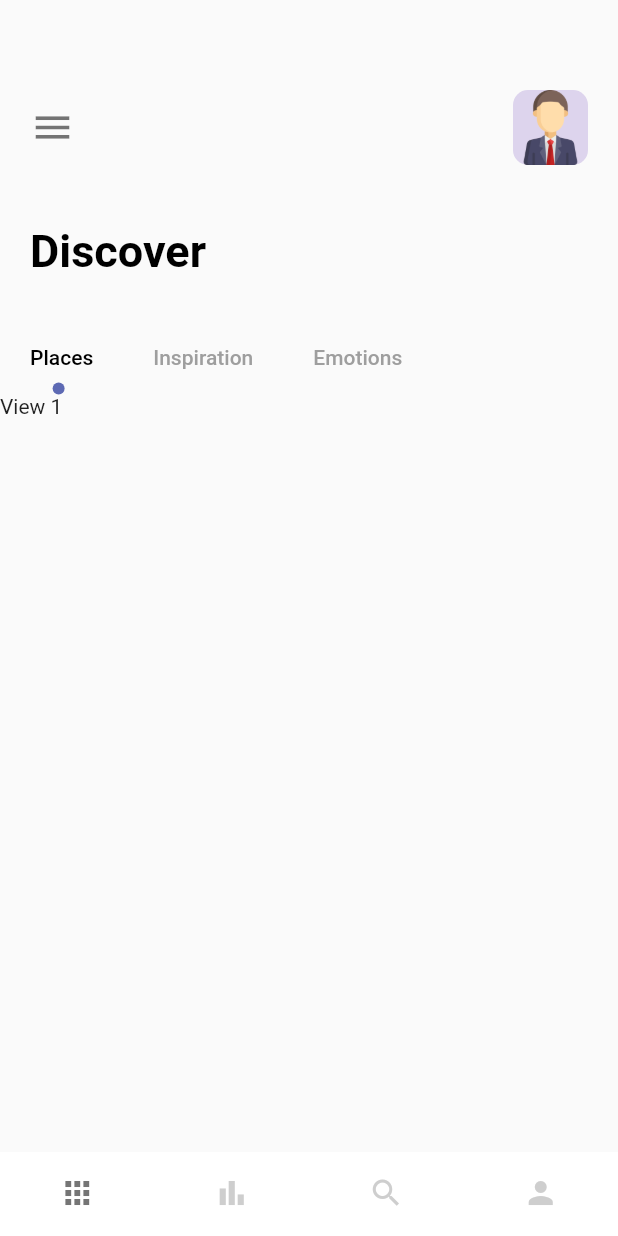
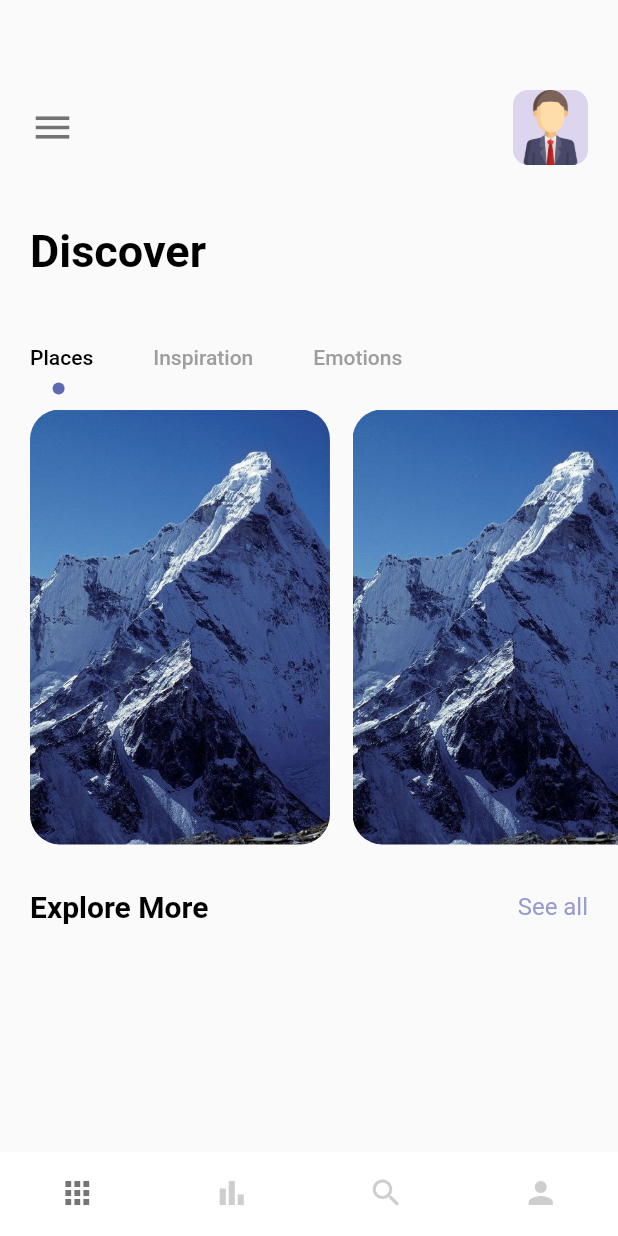
Before and after one commit to cjchika/travel_app, a Flutter app: the screen it shows after launch, on a phone screen of 412 x 824 dp. Run offline on Flutter 3.47's test engine with Material 2 defaults, Android fonts, the phone set to English and light mode, and no system bars.

Commit message:
Home Screen

```diff
--- a/lib/screens/navscreens/home_screen.dart
+++ b/lib/screens/navscreens/home_screen.dart
@@ -1,6 +1,7 @@
 import 'package:flutter/material.dart';
 import 'package:travel_app/misc/colors.dart';
 import 'package:travel_app/widgets/app_large_text.dart';
+import 'package:travel_app/widgets/app_text.dart';
 
 class HomeScreen extends StatefulWidget {
   const HomeScreen({super.key});
@@ -57,7 +58,8 @@ class _HomeScreenState extends State<HomeScreen> with TickerProviderStateMixin {
                 unselectedLabelColor: Colors.grey,
                 isScrollable: true,
                 indicatorSize: TabBarIndicatorSize.label,
-                indicator: CircleTabIndicator(color: AppColors.mainColor, radius: 4),
+                indicator:
+                    CircleTabIndicator(color: AppColors.mainColor, radius: 4),
                 tabs: [
                   Tab(text: "Places"),
                   Tab(text: "Inspiration"),
@@ -67,24 +69,51 @@ class _HomeScreenState extends State<HomeScreen> with TickerProviderStateMixin {
             ),
           ),
           Container(
+            padding: const EdgeInsets.only(left: 20),
             height: 300,
             width: double.maxFinite,
             child: TabBarView(
               controller: _tabController,
               children: [
-                Text("View 1"),
+                ListView.builder(
+                    itemCount: 3,
+                    scrollDirection: Axis.horizontal,
+                    itemBuilder: (BuildContext context, int index) {
+                      return Container(
+                        margin: const EdgeInsets.only(right: 15, top: 10),
+                        width: 200,
+                        height: 300,
+                        decoration: BoxDecoration(
+                          borderRadius: BorderRadius.circular(20),
+                          color: Colors.white,
+                          image: const DecorationImage(
+                              image: AssetImage("img/mountain.jpeg"),
+                              fit: BoxFit.cover),
+                        ),
+                      );
+                    }),
                 Text("View 2"),
                 Text("View 3"),
               ],
             ),
           ),
+          const SizedBox(height: 30),
+          Container(
+              margin: const EdgeInsets.only(left: 20, right: 20),
+              child: Row(
+                mainAxisAlignment: MainAxisAlignment.spaceBetween,
+                children: [
+                  AppLargeText(text: "Explore More", size: 20),
+                  AppText(text: "See all", color: AppColors.textColor1)
+                ],
+              ))
         ],
       ),
     );
   }
 }
 
-class CircleTabIndicator extends Decoration{
+class CircleTabIndicator extends Decoration {
   const CircleTabIndicator({required this.color, required this.radius});
 
   final Color color;
@@ -96,7 +125,7 @@ class CircleTabIndicator extends Decoration{
   }
 }
 
-class _CirclePainter extends BoxPainter{
+class _CirclePainter extends BoxPainter {
   const _CirclePainter({required this.color, required this.radius});
 
   final Color color;
@@ -107,9 +136,10 @@ class _CirclePainter extends BoxPainter{
     Paint _paint = Paint();
     _paint.color = color;
     _paint.isAntiAlias = true;
-    final Offset circleOffset = Offset(configuration.size!.width/2 -radius/2, configuration.size!.height-radius);
+    final Offset circleOffset = Offset(
+        configuration.size!.width / 2 - radius / 2,
+        configuration.size!.height - radius);
 
-    canvas.drawCircle(offset+circleOffset, radius, _paint);
+    canvas.drawCircle(offset + circleOffset, radius, _paint);
   }
-
 }
--- a/pubspec.yaml
+++ b/pubspec.yaml
@@ -65,6 +65,7 @@ flutter:
      - img/welcome-three.png
      - img/button-one.png
      - img/user.png
+     - img/mountain.jpeg
 
   # An image asset can refer to one or more resolution-specific "variants", see
   # https://flutter.dev/assets-and-images/#resolution-aware
```
